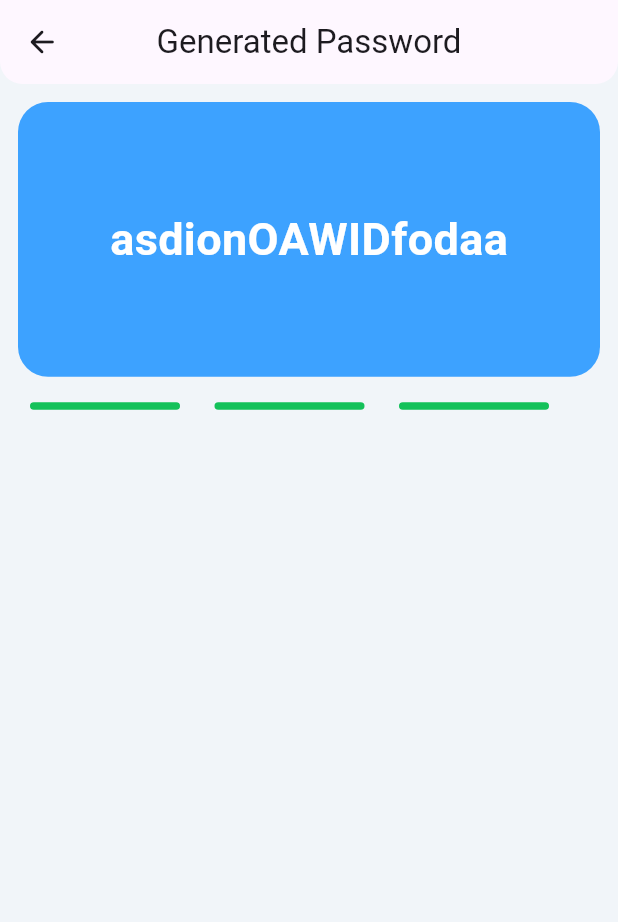
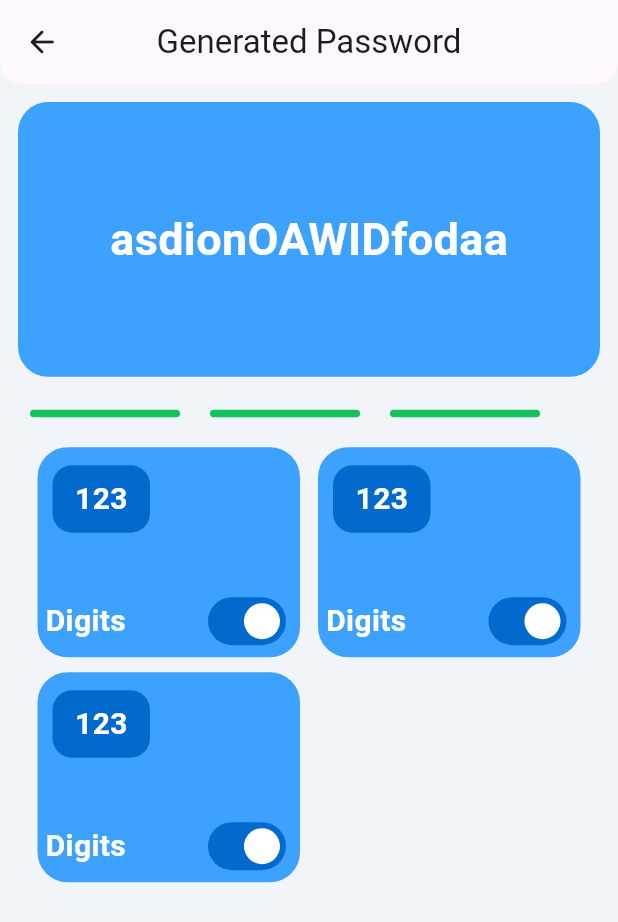
Before and after one commit to Nishan-Pradhan06/passwordgenerator, a Flutter app: the HomePage screen opened directly, on a phone screen of 412 x 824 dp. Shown: the top 922 px of the screen. Run offline on Flutter 3.47's test engine with Material 3 defaults, Android fonts, the light colour scheme and no system bars; our stand-ins replace shared_preferences, smooth_page_indicator; accounts and stored records are empty.

Commit message:
ui completed

```diff
--- a/lib/core/theme/colors.dart
+++ b/lib/core/theme/colors.dart
@@ -7,5 +7,5 @@ class BrandColors {
   static const Color kStrong = Color(0xFF14C15A);
   static const Color kLow = Color(0xFFFF3301);
   static const Color kBackground = Color(0xFFF1F5F9);
-
+  static const Color kinner = Color(0xFF026acd);
 }
--- a/lib/home/presentation/main_home_page.dart
+++ b/lib/home/presentation/main_home_page.dart
@@ -47,15 +47,15 @@ class _HomePageState extends State<HomePage> {
         children: [
           PasswordContainer(),
           SizedBox(
-            height: 5.0,
+            height: 10.0,
           ),
           BarContainer(),
           SizedBox(
-            height: 5.0,
+            height: 10.0,
           ),
           SelectionMenu(),
           SizedBox(
-            height: 5.0,
+            height: 10.0,
           ),
         ],
       ),
--- a/lib/home/widgets/bar.dart
+++ b/lib/home/widgets/bar.dart
@@ -17,15 +17,14 @@ class _BarContainerState extends State<BarContainer> {
         children: [
           _buildBarContainer(BrandColors.kStrong),
           const SizedBox(
-            width: 23,
+            width: 20,
           ),
           _buildBarContainer(BrandColors.kStrong),
           const SizedBox(
-            width: 23,
+            width: 20,
           ),
           _buildBarContainer(BrandColors.kStrong),
         ],
-        // _buildBarContainer(BrandColors.kSecondary);
       ),
     );
   }
--- a/lib/home/widgets/menu.dart
+++ b/lib/home/widgets/menu.dart
@@ -1,4 +1,5 @@
 import 'package:flutter/material.dart';
+import 'package:randowmpasswordgenerator/core/theme/colors.dart';
 // import 'package:randowmpasswordgenerator/core/theme/colors.dart';
 
 class SelectionMenu extends StatefulWidget {
@@ -11,14 +12,77 @@ class SelectionMenu extends StatefulWidget {
 class _SelectionMenuState extends State<SelectionMenu> {
   @override
   Widget build(BuildContext context) {
-    return const Wrap(
-      children: [
-        Row(
-          children: [
+    return Padding(
+      padding: const EdgeInsets.all(10.0),
+      child: Wrap(
+        spacing: 12.0,
+        runSpacing: 10.0,
+        children: [
+          _buildStatusContainer(),
+          _buildStatusContainer(),
+          _buildStatusContainer(),
+        ],
+      ),
+    );
+  }
 
-          ],
-        )
-      ],
+  Container _buildStatusContainer() {
+    return Container(
+      height: 140,
+      width: 175,
+      decoration: BoxDecoration(
+          borderRadius: BorderRadius.circular(20),
+          color: BrandColors.kSecondary),
+      child: Stack(
+        children: [
+          Column(
+            children: [
+              Container(
+                margin: const EdgeInsets.only(right: 90, top: 12),
+                height: 45,
+                width: 65,
+                decoration: BoxDecoration(
+                    borderRadius: BorderRadius.circular(13),
+                    color: BrandColors.kinner),
+                child: const Center(
+                  child: Text(
+                    '123',
+                    style: TextStyle(
+                        fontSize: 20,
+                        fontWeight: FontWeight.bold,
+                        color: Colors.white),
+                  ),
+                ),
+              ),
+              const SizedBox(
+                height: 35,
+              ),
+              Row(
+                mainAxisAlignment: MainAxisAlignment.spaceEvenly,
+                children: [
+                  const Text(
+                    'Digits',
+                    style: TextStyle(
+                        fontSize: 20,
+                        fontWeight: FontWeight.bold,
+                        color: Colors.white),
+                  ),
+                  const SizedBox(
+                    width: 40,
+                  ),
+                  Switch(
+                    // activeColor: BrandColors.kinner,
+                    // trackColor: BrandColors.kinner,
+                    activeTrackColor: BrandColors.kinner,
+                    value: true,
+                    onChanged: (bool value) {},
+                  ),
+                ],
+              )
+            ],
+          ),
+        ],
+      ),
     );
   }
 }
```
